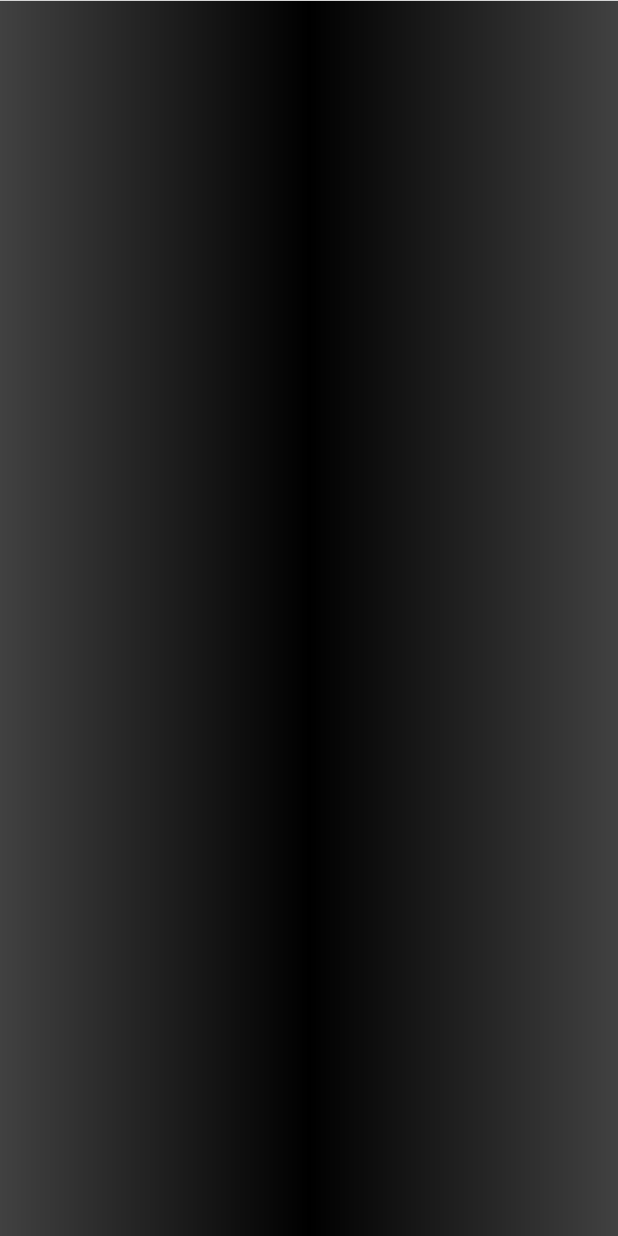
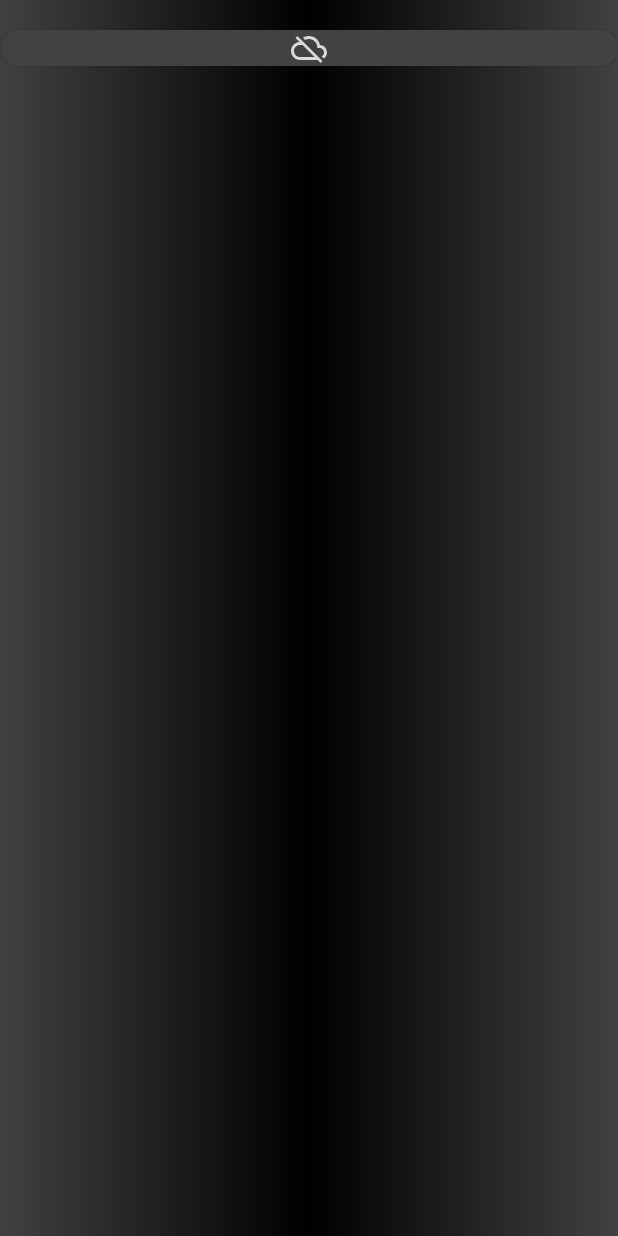
Before and after one commit to Kirill1995-x/EPIC, an Android app: the MainActivity screen opened directly, with no data from a screen before it, on a phone screen of 412 x 824 dp. Run offline under Robolectric (Android 15) with nearby library versions, the phone set to English and light mode, and no system bars; pictures from the network do not load; 2 statements that could not run were skipped.

Commit message:
1. Fixed bugs with downloading image 2. Added progress_animation.xml, ic_error, ic_rotate for displaying stages of downloading images 3. Changed design

```diff
--- a/app/build.gradle
+++ b/app/build.gradle
@@ -40,8 +40,9 @@ dependencies {
     implementation 'com.squareup.retrofit2:retrofit:2.9.0'
     implementation 'com.squareup.retrofit2:retrofit-converters:2.8.1'
     implementation 'com.squareup.retrofit2:converter-gson:2.5.0'
-    implementation 'com.squareup.picasso:picasso:2.71828'
     implementation 'androidx.recyclerview:recyclerview:1.3.0-alpha01'
+    implementation 'com.github.bumptech.glide:glide:4.12.0'
+    implementation 'androidx.cardview:cardview:1.0.0'
     testImplementation 'junit:junit:4.+'
     androidTestImplementation 'androidx.test.ext:junit:1.1.3'
     androidTestImplementation 'androidx.test.espresso:espresso-core:3.4.0'
--- a/app/src/main/java/com/rusdevapp/epic/Interface/RetrofitService.java
+++ b/app/src/main/java/com/rusdevapp/epic/Interface/RetrofitService.java
@@ -9,6 +9,6 @@ import retrofit2.http.GET;
 
 public interface RetrofitService {
 
-    @GET("all?api_key=LwmzpbFYfehtgkUaH8qsLK3Qeai6qZtqtDq2Pvht")
+    @GET("natural?api_key=LwmzpbFYfehtgkUaH8qsLK3Qeai6qZtqtDq2Pvht")
     public Call<List<ModelNASA>> getEPIC();
 }
--- a/app/src/main/java/com/rusdevapp/epic/ListActivity.java
+++ b/app/src/main/java/com/rusdevapp/epic/ListActivity.java
@@ -20,7 +20,7 @@ import retrofit2.converter.gson.GsonConverterFactory;
 public class ListActivity extends AppCompatActivity {
 
     private ActivityListBinding binding;
-    private final String BASE_URL="https://api.nasa.gov/EPIC/api/natural/";
+    private final String BASE_URL="https://api.nasa.gov/EPIC/api/";
 
     @Override
     protected void onCreate(Bundle savedInstanceState) {
--- a/app/src/main/java/com/rusdevapp/epic/MainActivity.java
+++ b/app/src/main/java/com/rusdevapp/epic/MainActivity.java
@@ -4,8 +4,8 @@ import androidx.appcompat.app.AppCompatActivity;
 
 import android.os.Bundle;
 
+import com.bumptech.glide.Glide;
 import com.rusdevapp.epic.databinding.ActivityMainBinding;
-import com.squareup.picasso.Picasso;
 
 public class MainActivity extends AppCompatActivity {
 
@@ -19,10 +19,13 @@ public class MainActivity extends AppCompatActivity {
         binding=ActivityMainBinding.inflate(getLayoutInflater());
         setContentView(binding.getRoot());
         Bundle bundle = getIntent().getExtras();
-        String[]date = bundle.getString("date").split("-");
-        String convert_date=date[2]+"/"+date[1]+"/"+date[0]+"/jpg/";
-        String name=bundle.getString("name")+".jpg?api_key=";
-        String url = URI+convert_date+name+API_KEY;
-        Picasso.get().load(url).into(binding.imgPhoto);
+        String date = bundle.getString("date");
+        String name=bundle.getString("image")+".jpg?api_key=";
+        String url = URI+date+"/jpg/"+name+API_KEY;
+        Glide.with(this)
+             .load(url)
+             .placeholder(R.drawable.progress_animation)
+             .error(R.drawable.ic_error)
+             .into(binding.imgPhoto);
     }
 }
--- /dev/null
+++ b/app/src/main/res/drawable-anydpi/ic_error.xml
@@ -0,0 +1,11 @@
+<vector xmlns:android="http://schemas.android.com/apk/res/android"
+    android:width="24dp"
+    android:height="24dp"
+    android:viewportWidth="24"
+    android:viewportHeight="24"
+    android:tint="#FFFFFF"
+    android:alpha="0.8">
+  <path
+      android:fillColor="@android:color/white"
+      android:pathData="M19.35,10.04C18.67,6.59 15.64,4 12,4c-1.48,0 -2.85,0.43 -4.01,1.17l1.46,1.46C10.21,6.23 11.08,6 12,6c3.04,0 5.5,2.46 5.5,5.5v0.5H19c1.66,0 3,1.34 3,3 0,1.13 -0.64,2.11 -1.56,2.62l1.45,1.45C23.16,18.16 24,16.68 24,15c0,-2.64 -2.05,-4.78 -4.65,-4.96zM3,5.27l2.75,2.74C2.56,8.15 0,10.77 0,14c0,3.31 2.69,6 6,6h11.73l2,2L21,20.73 4.27,4 3,5.27zM7.73,10l8,8H6c-2.21,0 -4,-1.79 -4,-4s1.79,-4 4,-4h1.73z"/>
+</vector>
--- /dev/null
+++ b/app/src/main/res/drawable-anydpi/ic_rotate.xml
@@ -0,0 +1,11 @@
+<vector xmlns:android="http://schemas.android.com/apk/res/android"
+    android:width="24dp"
+    android:height="24dp"
+    android:viewportWidth="24"
+    android:viewportHeight="24"
+    android:tint="#FFFFFF"
+    android:alpha="0.8">
+  <path
+      android:fillColor="@android:color/white"
+      android:pathData="M18.65,8.35l-2.79,2.79c-0.32,0.32 -0.1,0.86 0.35,0.86H18c0,3.31 -2.69,6 -6,6 -0.79,0 -1.56,-0.15 -2.25,-0.44 -0.36,-0.15 -0.77,-0.04 -1.04,0.23 -0.51,0.51 -0.33,1.37 0.34,1.64 0.91,0.37 1.91,0.57 2.95,0.57 4.42,0 8,-3.58 8,-8h1.79c0.45,0 0.67,-0.54 0.35,-0.85l-2.79,-2.79c-0.19,-0.2 -0.51,-0.2 -0.7,-0.01zM6,12c0,-3.31 2.69,-6 6,-6 0.79,0 1.56,0.15 2.25,0.44 0.36,0.15 0.77,0.04 1.04,-0.23 0.51,-0.51 0.33,-1.37 -0.34,-1.64C14.04,4.2 13.04,4 12,4c-4.42,0 -8,3.58 -8,8H2.21c-0.45,0 -0.67,0.54 -0.35,0.85l2.79,2.79c0.2,0.2 0.51,0.2 0.71,0l2.79,-2.79c0.31,-0.31 0.09,-0.85 -0.36,-0.85H6z"/>
+</vector>
--- /dev/null
+++ b/app/src/main/res/drawable/progress_animation.xml
@@ -0,0 +1,7 @@
+<?xml version="1.0" encoding="utf-8"?>
+<animated-rotate
+    xmlns:android="http://schemas.android.com/apk/res/android"
+    android:drawable="@drawable/ic_rotate"
+    android:pivotX="50%"
+    android:pivotY="50%">
+</animated-rotate>
--- a/app/src/main/res/layout/activity_main.xml
+++ b/app/src/main/res/layout/activity_main.xml
@@ -4,16 +4,24 @@
     xmlns:tools="http://schemas.android.com/tools"
     android:layout_width="match_parent"
     android:layout_height="match_parent"
-    android:layout_gravity="center_vertical"
     android:background="@drawable/gradient"
     tools:context=".MainActivity">
 
-    <ImageView
-        android:id="@+id/imgPhoto"
+    <androidx.cardview.widget.CardView
         android:layout_width="match_parent"
         android:layout_height="wrap_content"
+        android:layout_marginTop="20dp"
+        android:layout_marginBottom="20dp"
+        app:layout_constraintLeft_toLeftOf="parent"
+        app:layout_constraintRight_toRightOf="parent"
         app:layout_constraintTop_toTopOf="parent"
-        app:layout_constraintLeft_toLeftOf="parent"
-        app:layout_constraintRight_toRightOf="parent"/>
+        app:cardCornerRadius="20dp">
+        <ImageView
+            android:id="@+id/imgPhoto"
+            android:layout_width="match_parent"
+            android:layout_height="match_parent"
+            android:scaleType="fitCenter"
+            android:src="@drawable/ic_rotate"/>
+    </androidx.cardview.widget.CardView>
 
 </androidx.constraintlayout.widget.ConstraintLayout>
```
Also changed, not shown: app/src/main/java/com/rusdevapp/epic/Adapter/EPICAdapter.java (+5 -2 lines), app/src/main/java/com/rusdevapp/epic/Model/ModelNASA.java (+14 -12 lines), app/src/main/res/layout/data.xml (+15 -3 lines), app/src/main/res/drawable-hdpi/ic_error.png (added), app/src/main/res/drawable-hdpi/ic_rotate.png (added), app/src/main/res/drawable-mdpi/ic_error.png (added), app/src/main/res/drawable-mdpi/ic_rotate.png (added), app/src/main/res/drawable-xhdpi/ic_error.png (added), app/src/main/res/drawable-xhdpi/ic_rotate.png (added), app/src/main/res/drawable-xxhdpi/ic_error.png (added), app/src/main/res/drawable-xxhdpi/ic_rotate.png (added).
